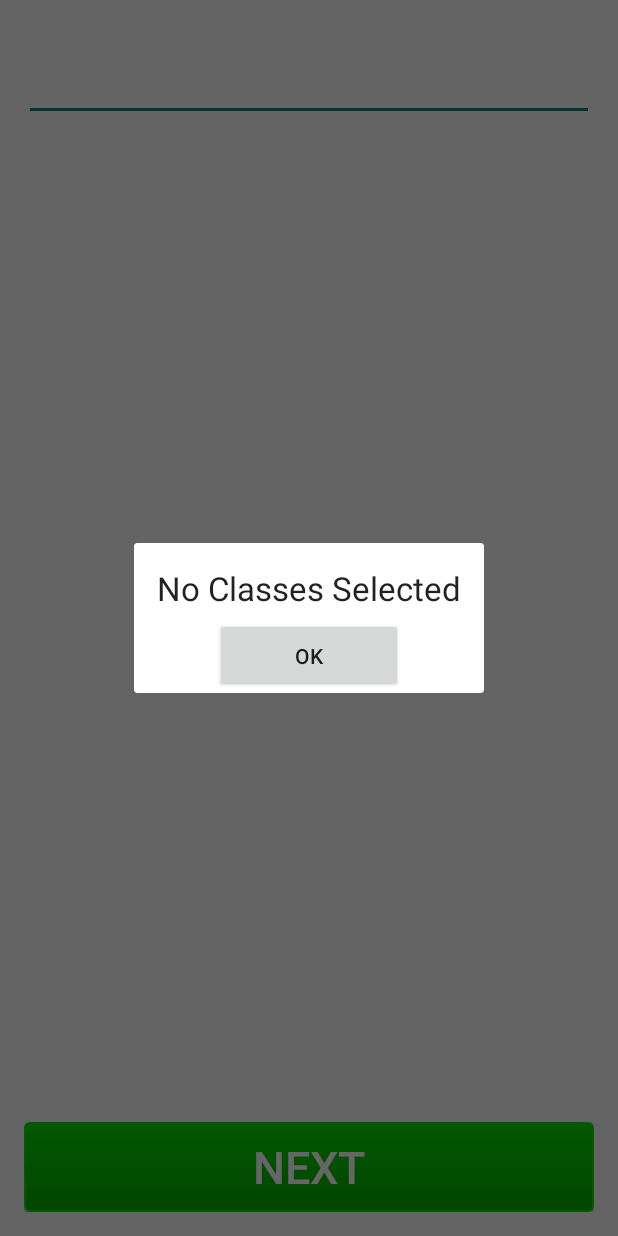
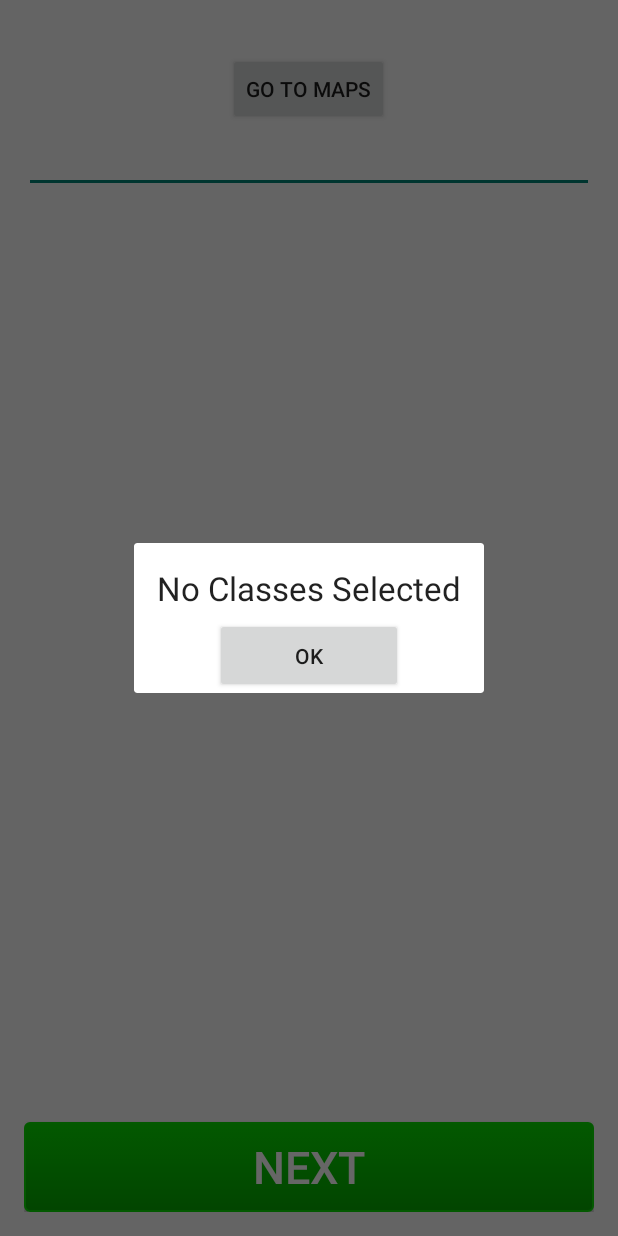
Before and after one commit to NikKosse/MizzMaps, an Android app: the MainActivity screen opened directly, with no data from a screen before it, after a tap on "NEXT", on a phone screen of 412 x 824 dp. Run offline under Robolectric (Android 15) with nearby library versions, the phone set to English and light mode, and no system bars.

Commit message:
google maps started- added button to main activity to skip straight to the map, and the map is displayed.  TODO: start customizing

```diff
--- a/app/build.gradle
+++ b/app/build.gradle
@@ -21,5 +21,6 @@ android {
 
 dependencies {
     compile fileTree(dir: 'libs', include: ['*.jar'])
-    compile 'com.android.support:appcompat-v7:23.0.1'
+    compile 'com.android.support:appcompat-v7:23.1.1'
+    compile 'com.google.android.gms:play-services:8.3.0'
 }
--- a/app/src/main/java/com/example/derek/teamb/MainActivity.java
+++ b/app/src/main/java/com/example/derek/teamb/MainActivity.java
@@ -174,6 +174,11 @@ public class MainActivity extends Activity {
 
     }
 
+    public void goToOutsideMap(View view){
+        Intent intent = new Intent(this, MapsActivity.class);
+        startActivity(intent);
+    }
+
     private int getCategoryPos(String category) {
         return arrayList.indexOf(category);
     }
--- a/app/src/main/res/layout/activity_main.xml
+++ b/app/src/main/res/layout/activity_main.xml
@@ -23,6 +23,23 @@
                 android:layout_width="fill_parent"
                 android:layout_height="wrap_content"
                 android:text="" />
+
+
+
+
+
+            <Button
+                style="?android:attr/buttonStyleSmall"
+                android:layout_width="wrap_content"
+                android:layout_height="wrap_content"
+                android:text="go to maps"
+                android:id="@+id/button"
+                android:onClick="goToOutsideMap"
+                android:layout_gravity="center_horizontal" />
+
+
+
+
 
             <com.example.derek.teamb.CustomView
                 android:id="@+id/myautocomplete"
--- /dev/null
+++ b/app/src/main/res/layout/activity_outside_map.xml
@@ -0,0 +1,6 @@
+<fragment xmlns:android="http://schemas.android.com/apk/res/android"
+    xmlns:tools="http://schemas.android.com/tools"
+    xmlns:map="http://schemas.android.com/apk/res-auto" android:layout_width="match_parent"
+    android:layout_height="match_parent" android:id="@+id/map"
+    tools:context="com.example.derek.teamb.OutsideMapActivity"
+    android:name="com.google.android.gms.maps.SupportMapFragment" />
--- a/app/src/main/res/values/strings.xml
+++ b/app/src/main/res/values/strings.xml
@@ -5,5 +5,6 @@
     <string name="action_settings">Settings</string>
     <string name="title_activity_start">Start</string>
     <string name="title_activity_map">Map</string>
+    <string name="title_activity_maps">Map</string>
 
 </resources>
```
Also changed, not shown: app/src/debug/res/values/google_maps_api.xml (added, +21 -0 lines), app/src/main/AndroidManifest.xml (+15 -3 lines), app/src/main/java/com/example/derek/teamb/MapsActivity.java (added, +46 -0 lines), 1 other file.
